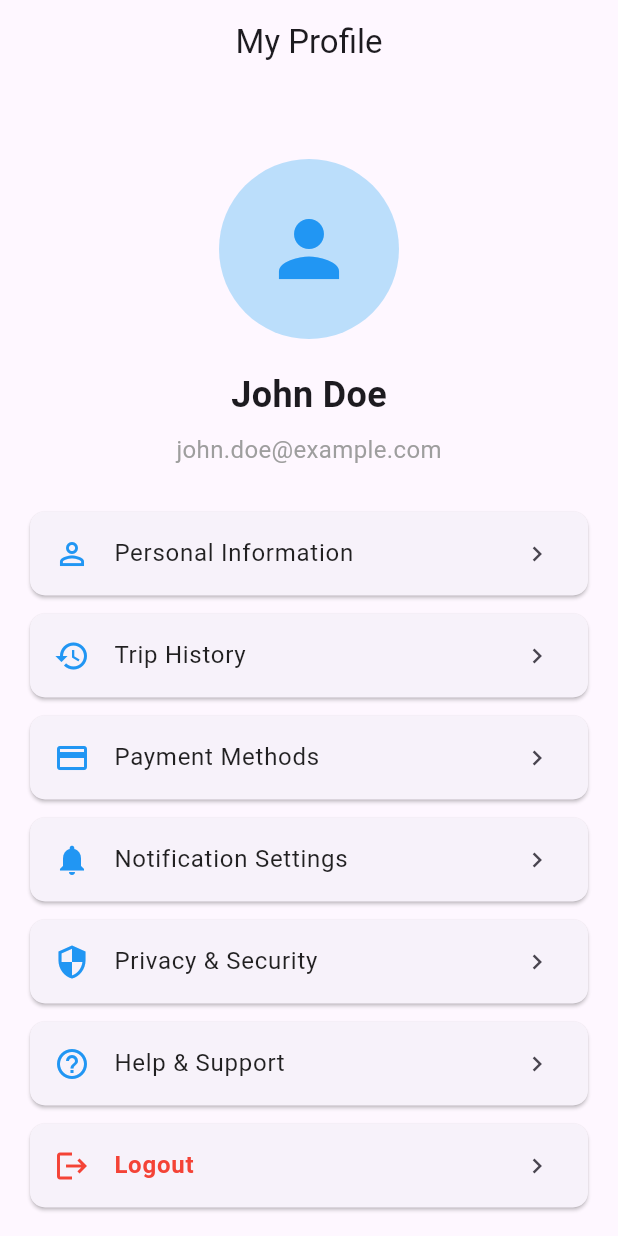
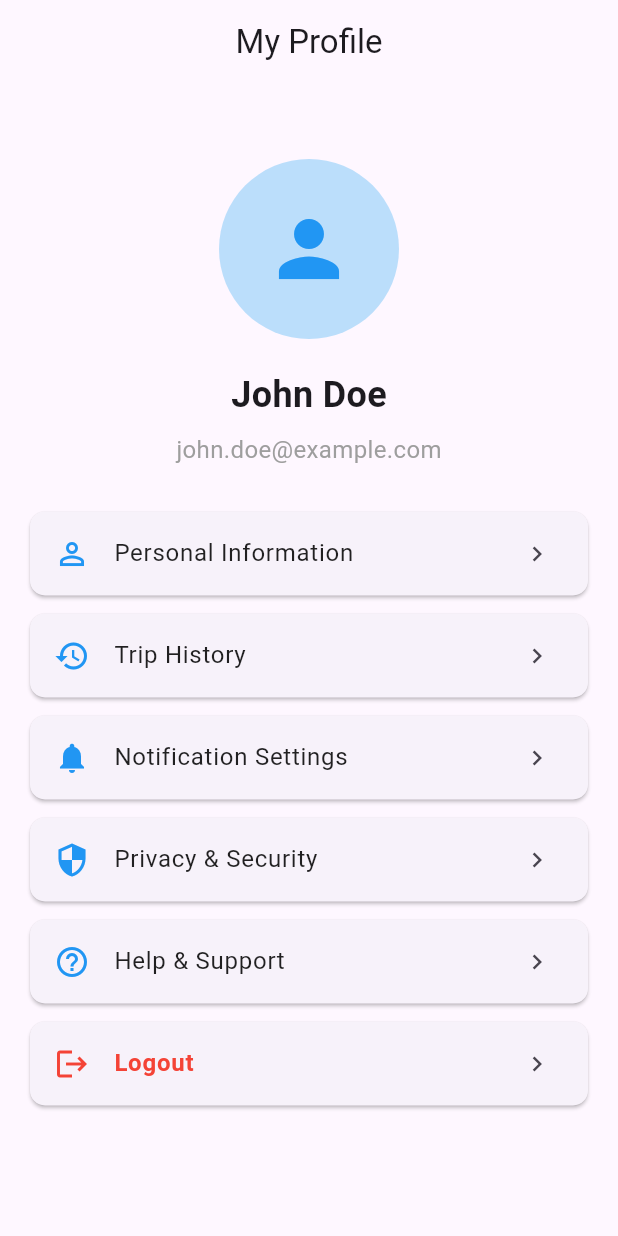
Before and after one commit to Elizabeth9876/Private-bus-timing, a Flutter app: the ProfilePage screen opened directly, on a phone screen of 412 x 824 dp. Run offline on Flutter 3.47's test engine with Material 3 defaults, Android fonts, the phone set to English and light mode, and no system bars; our stand-ins replace firebase_auth; accounts and stored records are empty.

Commit message:
updates2

```diff
--- a/lib/BUSPROJECTS/SCREEN/profile.dart
+++ b/lib/BUSPROJECTS/SCREEN/profile.dart
@@ -56,7 +56,6 @@ class _ProfilePageState extends State<ProfilePage> {
             // Profile Options
             _buildProfileOption(Icons.person_outline, 'Personal Information'),
             _buildProfileOption(Icons.history, 'Trip History'),
-            _buildProfileOption(Icons.credit_card, 'Payment Methods'),
             _buildProfileOption(Icons.notifications, 'Notification Settings'),
             _buildProfileOption(Icons.security, 'Privacy & Security'),
             _buildProfileOption(Icons.help_outline, 'Help & Support'),
--- a/lib/BUSPROJECTS/SCREEN/travels.dart
+++ b/lib/BUSPROJECTS/SCREEN/travels.dart
@@ -655,7 +655,6 @@ class _TravelHomePageState extends State<TravelHomePage> {
               children: [
                 _buildProfileOption(Icons.person, 'Personal Information'),
                 _buildProfileOption(Icons.history, 'Trip History'),
-                _buildProfileOption(Icons.payment, 'Payment Methods'),
                 _buildProfileOption(Icons.settings, 'Settings'),
                 _buildProfileOption(Icons.help, 'Help & Support'),
                 _buildProfileOption(Icons.logout, 'Logout', isLogout: true),
```
